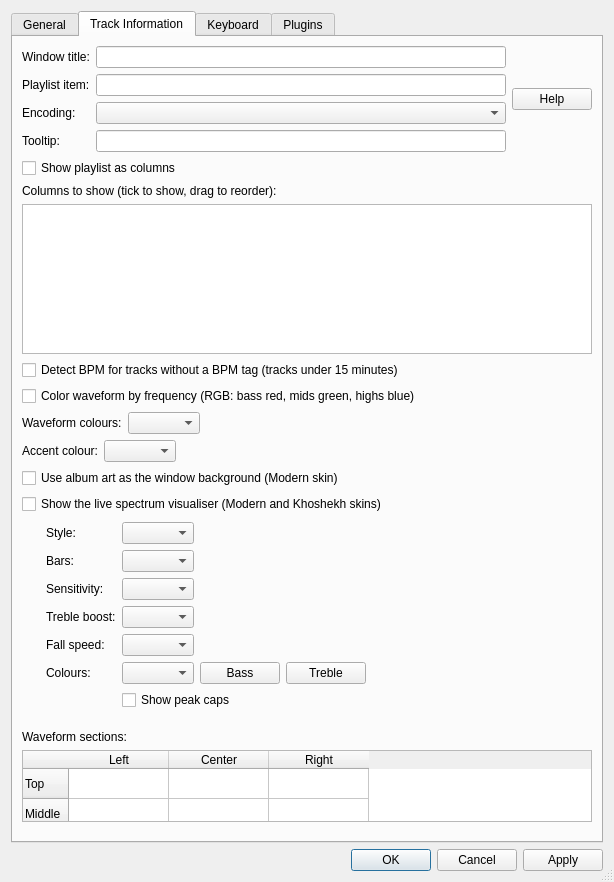
Before: the Qt Designer form src/preferencesDialog.ui in khoshekh-dj/nulloy, drawn with Qt 5.
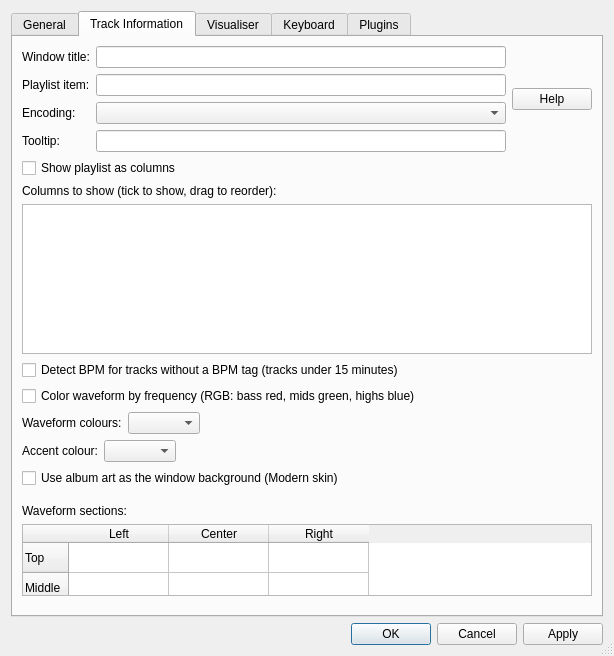
After: the same form once the commit is applied. The open tabs and pages were chosen to show the change. Custom widgets are drawn as their Qt base class.

Commit message:
Preferences: move the visualiser settings to their own tab
The Track Information tab had grown taller than a laptop screen.

Diff of the .ui file:
```diff
--- a/src/preferencesDialog.ui
+++ b/src/preferencesDialog.ui
@@ -1299,6 +1299,101 @@
         </widget>
        </item>
        <item>
+        <spacer name="verticalSpacer_5">
+         <property name="orientation">
+          <enum>Qt::Vertical</enum>
+         </property>
+         <property name="sizeType">
+          <enum>QSizePolicy::Fixed</enum>
+         </property>
+         <property name="sizeHint" stdset="0">
+          <size>
+           <width>20</width>
+           <height>10</height>
+          </size>
+         </property>
+        </spacer>
+       </item>
+       <item>
+        <widget class="QLabel" name="label">
+         <property name="text">
+          <string>Waveform sections:</string>
+         </property>
+        </widget>
+       </item>
+       <item>
+        <widget class="QTableWidget" name="waveformTrackInfoTable">
+         <property name="sizePolicy">
+          <sizepolicy hsizetype="Expanding" vsizetype="Preferred">
+           <horstretch>0</horstretch>
+           <verstretch>0</verstretch>
+          </sizepolicy>
+         </property>
+         <property name="verticalScrollBarPolicy">
+          <enum>Qt::ScrollBarAlwaysOff</enum>
+         </property>
+         <property name="horizontalScrollBarPolicy">
+          <enum>Qt::ScrollBarAlwaysOff</enum>
+         </property>
+         <property name="selectionMode">
+          <enum>QAbstractItemView::SingleSelection</enum>
+         </property>
+         <row>
+          <property name="text">
+           <string>Top</string>
+          </property>
+         </row>
+         <row>
+          <property name="text">
+           <string>Middle</string>
+          </property>
+         </row>
+         <row>
+          <property name="text">
+           <string>Bottom</string>
+          </property>
+         </row>
+         <column>
+          <property name="text">
+           <string>Left</string>
+          </property>
+         </column>
+         <column>
+          <property name="text">
+           <string>Center</string>
+          </property>
+         </column>
+         <column>
+          <property name="text">
+           <string>Right</string>
+          </property>
+         </column>
+        </widget>
+       </item>
+       <item>
+        <spacer name="verticalSpacer_3">
+         <property name="orientation">
+          <enum>Qt::Vertical</enum>
+         </property>
+         <property name="sizeType">
+          <enum>QSizePolicy::MinimumExpanding</enum>
+         </property>
+         <property name="sizeHint" stdset="0">
+          <size>
+           <width>20</width>
+           <height>10</height>
+          </size>
+         </property>
+        </spacer>
+       </item>
+      </layout>
+     </widget>
+     <widget class="QWidget" name="visualiserTab">
+      <attribute name="title">
+       <string>Visualiser</string>
+      </attribute>
+      <layout class="QVBoxLayout" name="visualiserTabLayout">
+       <item>
         <widget class="QCheckBox" name="visualiserCheckBox">
          <property name="text">
           <string>Show the live spectrum visualiser (Modern and Khoshekh skins)</string>
@@ -1442,89 +1537,14 @@
         </widget>
        </item>
        <item>
-        <spacer name="verticalSpacer_5">
+        <spacer name="visualiserTabSpacer">
          <property name="orientation">
           <enum>Qt::Vertical</enum>
          </property>
-         <property name="sizeType">
-          <enum>QSizePolicy::Fixed</enum>
-         </property>
          <property name="sizeHint" stdset="0">
           <size>
            <width>20</width>
-           <height>10</height>
-          </size>
-         </property>
-        </spacer>
-       </item>
-       <item>
-        <widget class="QLabel" name="label">
-         <property name="text">
-          <string>Waveform sections:</string>
-         </property>
-        </widget>
-       </item>
-       <item>
-        <widget class="QTableWidget" name="waveformTrackInfoTable">
-         <property name="sizePolicy">
-          <sizepolicy hsizetype="Expanding" vsizetype="Preferred">
-           <horstretch>0</horstretch>
-           <verstretch>0</verstretch>
-          </sizepolicy>
-         </property>
-         <property name="verticalScrollBarPolicy">
-          <enum>Qt::ScrollBarAlwaysOff</enum>
-         </property>
-         <property name="horizontalScrollBarPolicy">
-          <enum>Qt::ScrollBarAlwaysOff</enum>
-         </property>
-         <property name="selectionMode">
-          <enum>QAbstractItemView::SingleSelection</enum>
-         </property>
-         <row>
-          <property name="text">
-           <string>Top</string>
-          </property>
-         </row>
-         <row>
-          <property name="text">
-           <string>Middle</string>
-          </property>
-         </row>
-         <row>
-          <property name="text">
-           <string>Bottom</string>
-          </property>
-         </row>
-         <column>
-          <property name="text">
-           <string>Left</string>
-          </property>
-         </column>
-         <column>
-          <property name="text">
-           <string>Center</string>
-          </property>
-         </column>
-         <column>
-          <property name="text">
-           <string>Right</string>
-          </property>
-         </column>
-        </widget>
-       </item>
-       <item>
-        <spacer name="verticalSpacer_3">
-         <property name="orientation">
-          <enum>Qt::Vertical</enum>
-         </property>
-         <property name="sizeType">
-          <enum>QSizePolicy::MinimumExpanding</enum>
-         </property>
-         <property name="sizeHint" stdset="0">
-          <size>
-           <width>20</width>
-           <height>10</height>
+           <height>40</height>
           </size>
          </property>
         </spacer>
```
